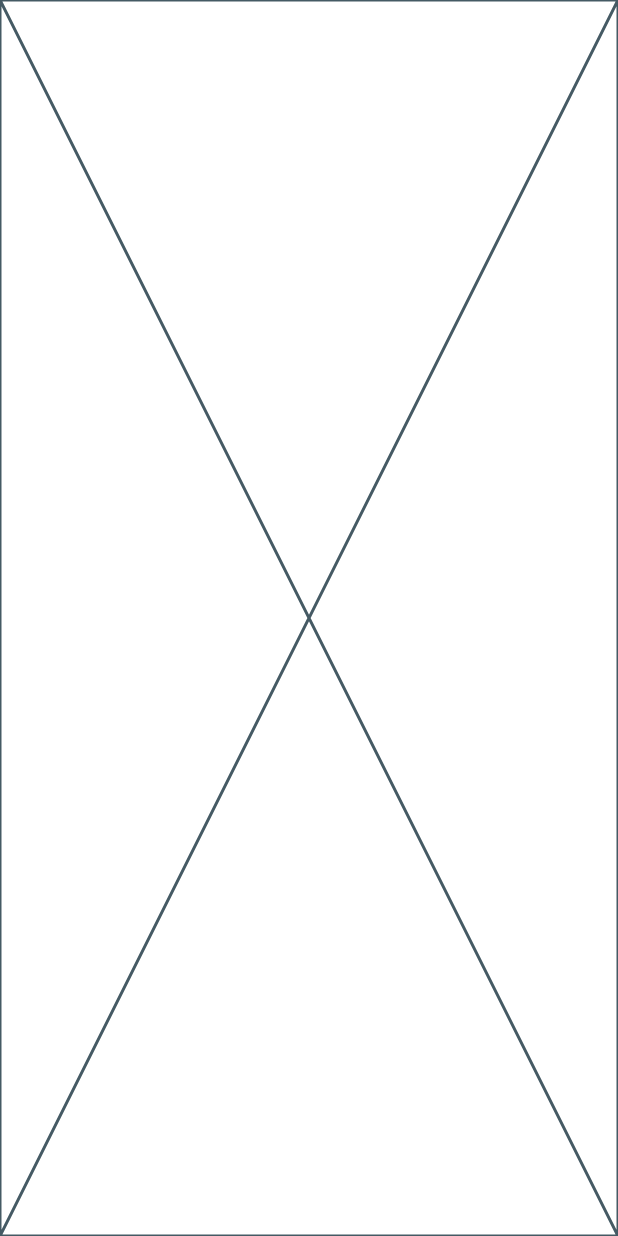
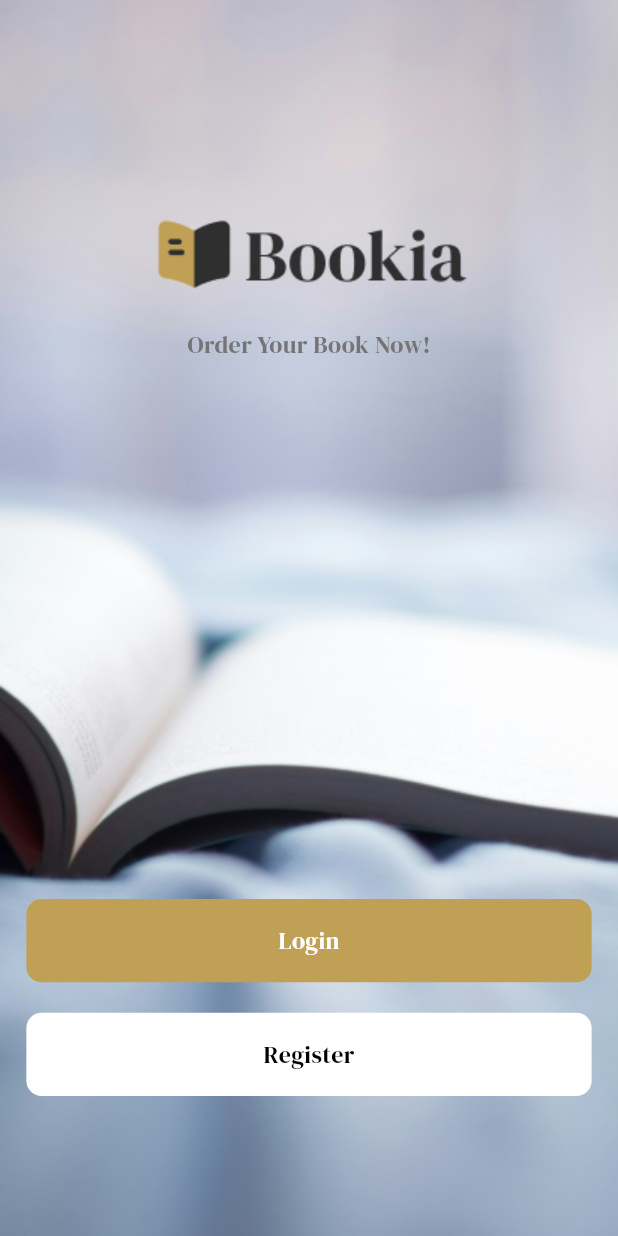
Before and after one commit to Muhamed-Sultan/bookia_app, a Flutter app: the screen it shows after launch, on a phone screen of 412 x 824 dp. Run offline on Flutter 3.47's test engine with Material 3 defaults, Android fonts, the phone set to English and light mode, and no system bars; our stand-ins replace easy_localization, flutter_screenutil; statements that could not run were skipped.

Commit message:
finish welcome screen

```diff
--- /dev/null
+++ b/assets/translations/ar.json
@@ -0,0 +1,3 @@
+{
+    "login": "login"
+}
--- /dev/null
+++ b/assets/translations/en.json
@@ -0,0 +1,3 @@
+{
+    "login" : "login"
+}
--- a/lib/bookie_app.dart
+++ b/lib/bookie_app.dart
@@ -1,15 +1,31 @@
 import 'package:bookie_app/core/routes/app_router.dart';
 import 'package:bookie_app/core/routes/app_routes.dart';
+import 'package:bookie_app/core/theme/app_colors.dart';
+import 'package:easy_localization/easy_localization.dart';
 import 'package:flutter/material.dart';
+import 'package:flutter_screenutil/flutter_screenutil.dart';
 
 class BookieApp extends StatelessWidget {
   const BookieApp({super.key});
 
   @override
   Widget build(BuildContext context) {
-    return MaterialApp(
-      initialRoute: AppRoutes.homescreen,
-      onGenerateRoute: AppRouter.onGenerateRoute,
+    return ScreenUtilInit(
+      designSize: const Size(375, 812),
+      minTextAdapt: true,
+      splitScreenMode: true,
+      child: MaterialApp(
+        debugShowCheckedModeBanner: false,
+        supportedLocales: context.supportedLocales,
+        localizationsDelegates: context.localizationDelegates,
+        locale: context.locale,
+        theme: ThemeData(
+          fontFamily: 'DM',
+          scaffoldBackgroundColor: AppColors.backgroundColor,
+        ),
+        initialRoute: AppRoutes.welcomescreen,
+        onGenerateRoute: AppRouter.onGenerateRoute,
+      ),
     );
   }
 }
--- a/lib/core/routes/app_router.dart
+++ b/lib/core/routes/app_router.dart
@@ -1,7 +1,8 @@
+import 'package:bookie_app/feature/welcome/presentation/ui/welcome_screen.dart';
 import 'package:flutter/material.dart';
 
-import '../../feature/auth/presention/ui/login_screen.dart';
-import '../../feature/home/presention/ui/home_screen.dart';
+import '../../feature/auth/presentation/ui/login_screen.dart';
+import '../../feature/home/presentation/ui/home_screen.dart';
 import 'app_routes.dart';
 
 class AppRouter {
@@ -9,7 +10,8 @@ class AppRouter {
     switch (settings.name) {
       case AppRoutes.homescreen:
         return MaterialPageRoute(builder: (_) => const HomeScreen());
-
+    case AppRoutes.welcomescreen:
+        return MaterialPageRoute(builder: (_) => const WelcomeScreen());
       case AppRoutes.loginscreen:
         return MaterialPageRoute(builder: (_) => const LoginScreen());
 
--- a/lib/core/routes/app_routes.dart
+++ b/lib/core/routes/app_routes.dart
@@ -2,5 +2,6 @@ class AppRoutes {
   static const String homescreen = 'home';
   static const String loginscreen = 'login';
   static const String registerscreen = 'register';
+  static const String welcomescreen = 'welcome';
 
 }
--- a/lib/core/theme/app_colors.dart
+++ b/lib/core/theme/app_colors.dart
@@ -6,4 +6,5 @@ class AppColors {
   static const Color blackColor = Color(0XFF000000);
   static const Color grayColor = Color(0XFF757575);
   static const Color darkGrayColor = Color(0XFF424242);
+  static const Color backgroundColor = Color(0XFFF7F8F9);
 }
--- a/lib/core/theme/app_text_style.dart
+++ b/lib/core/theme/app_text_style.dart
@@ -5,6 +5,12 @@ class AppTextStyle {
   static const TextStyle mainText = TextStyle(
     fontSize: 30,
     fontWeight: FontWeight.w400,
-    color: AppColors.darkGrayColor,
+    color: AppColors.blackColor,
+  );
+
+  static const TextStyle hintText = TextStyle(
+    fontSize: 16,
+    fontWeight: FontWeight.w300,
+    color: AppColors.grayColor,
   );
 }
--- /dev/null
+++ b/lib/core/widgets/app_botton.dart
@@ -0,0 +1,39 @@
+import 'package:bookie_app/core/theme/app_colors.dart';
+import 'package:bookie_app/core/theme/app_text_style.dart';
+import 'package:flutter/material.dart';
+import 'package:flutter_screenutil/flutter_screenutil.dart';
+
+class AppBotton extends StatelessWidget {
+  final String title;
+  final Color? bgColor;
+  final Color? textColor;
+  final Function()? onTap;
+  const AppBotton({
+    super.key,
+    required this.title,
+    this.bgColor,
+    this.textColor,
+    this.onTap,
+  });
+
+  @override
+  Widget build(BuildContext context) {
+    return InkWell(
+      onTap: onTap,
+      child: Container(
+        padding: EdgeInsets.symmetric(vertical: 16.h),
+        alignment: Alignment.center,
+        decoration: BoxDecoration(
+          color: bgColor ?? AppColors.mainColor,
+          borderRadius: BorderRadius.circular(10.r),
+        ),
+        child: Text(
+          title,
+          style: AppTextStyle.hintText.copyWith(
+            color: textColor ?? Colors.white,
+          ),
+        ),
+      ),
+    );
+  }
+}
--- /dev/null
+++ b/lib/feature/welcome/presentation/ui/welcome_screen.dart
@@ -0,0 +1,44 @@
+import 'package:bookie_app/core/routes/app_routes.dart';
+import 'package:bookie_app/core/theme/app_text_style.dart';
+import 'package:bookie_app/core/widgets/app_botton.dart';
+import 'package:flutter/material.dart';
+import 'package:flutter_screenutil/flutter_screenutil.dart';
+
+class WelcomeScreen extends StatelessWidget {
+  const WelcomeScreen({super.key});
+
+  @override
+  Widget build(BuildContext context) {
+    return Scaffold(
+      body: Container(
+        padding: EdgeInsets.symmetric(horizontal: 16.w),
+        width: double.infinity,
+        decoration: BoxDecoration(
+          image: DecorationImage(
+            fit: BoxFit.cover,
+            image: Image.asset("assets/images/bg.png").image,
+          ),
+        ),
+        child: Column(
+          children: [
+            135.verticalSpace,
+            Image.asset("assets/images/splash.png"),
+            15.verticalSpace,
+            Text('Order Your Book Now!', style: AppTextStyle.hintText),
+            Spacer(),
+            AppBotton(title: 'Login',onTap: () {
+              Navigator.pushNamed(context, AppRoutes.loginscreen)
+            },),
+            20.verticalSpace,
+            AppBotton(
+              title: 'Register',
+              bgColor: Colors.white,
+              textColor: Colors.black,
+            ),
+            92.verticalSpace,
+          ],
+        ),
+      ),
+    );
+  }
+}
```
Also changed, not shown: flutter_native_splash.yaml (added, +15 -0 lines), lib/main.dart (+12 -2 lines), pubspec.yaml (+12 -8 lines), assets/fonts/DMSerifDisplay-Italic.ttf (added), assets/fonts/DMSerifDisplay-Regular.ttf (added), assets/images/bg.png (added), assets/images/splash-andriod12.png (added), assets/images/splash.png (added), lib/feature/auth/presentation/ui/login_screen.dart (renamed from lib/feature/auth/presention/ui/login_screen.dart), lib/feature/home/presentation/ui/home_screen.dart (renamed from lib/feature/home/presention/ui/home_screen.dart), pubspec.lock, 41 other files.
